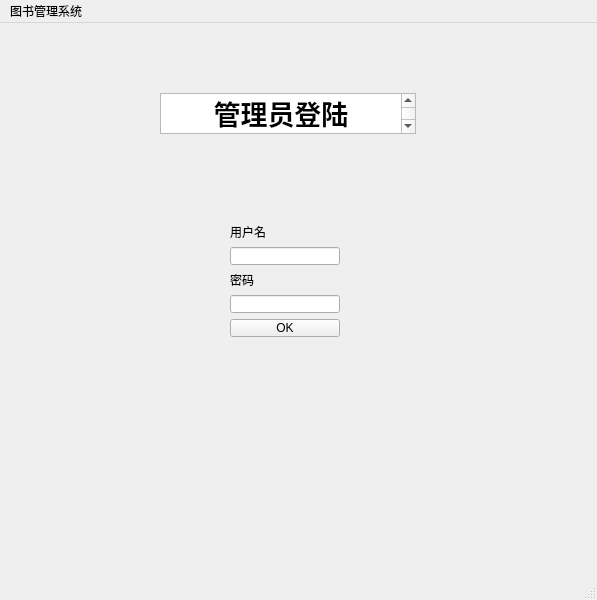
The window that mainwindow.ui (Chan-ZJU/Library-Managing-System) describes before a commit, drawn with Qt 5.
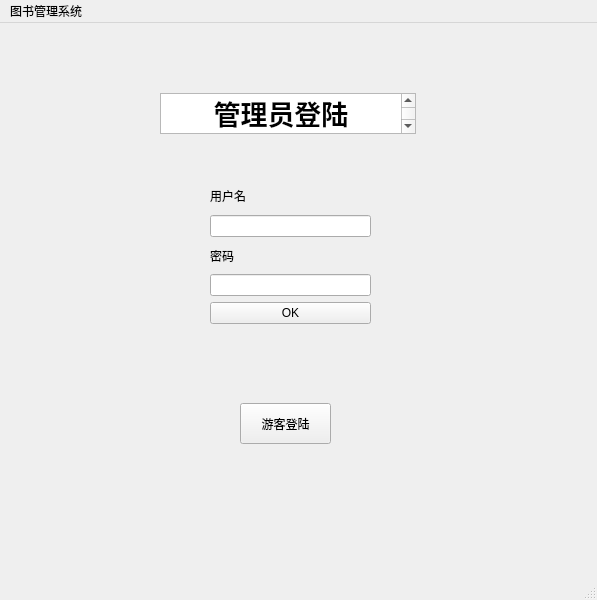
The same window after the commit.

What changed in the file:
```diff
--- a/mainwindow.ui
+++ b/mainwindow.ui
@@ -31,13 +31,13 @@
 &lt;p align=&quot;center&quot; style=&quot; margin-top:0px; margin-bottom:0px; margin-left:0px; margin-right:0px; -qt-block-indent:0; text-indent:0px;&quot;&gt;&lt;span style=&quot; font-size:20pt; font-weight:600;&quot;&gt;管理员登陆&lt;/span&gt;&lt;/p&gt;&lt;/body&gt;&lt;/html&gt;</string>
     </property>
    </widget>
-   <widget class="QWidget" name="">
+   <widget class="QWidget" name="layoutWidget">
     <property name="geometry">
      <rect>
-      <x>230</x>
-      <y>200</y>
-      <width>110</width>
-      <height>114</height>
+      <x>210</x>
+      <y>160</y>
+      <width>161</width>
+      <height>141</height>
      </rect>
     </property>
     <layout class="QVBoxLayout" name="verticalLayout">
@@ -70,6 +70,19 @@
      </item>
     </layout>
    </widget>
+   <widget class="QPushButton" name="VisitorLogin">
+    <property name="geometry">
+     <rect>
+      <x>240</x>
+      <y>380</y>
+      <width>91</width>
+      <height>41</height>
+     </rect>
+    </property>
+    <property name="text">
+     <string>游客登陆</string>
+    </property>
+   </widget>
   </widget>
   <widget class="QStatusBar" name="statusbar"/>
   <widget class="QMenuBar" name="menubar">
```
Left out of the diff: 2 changed lines with no effect on the pictures.
